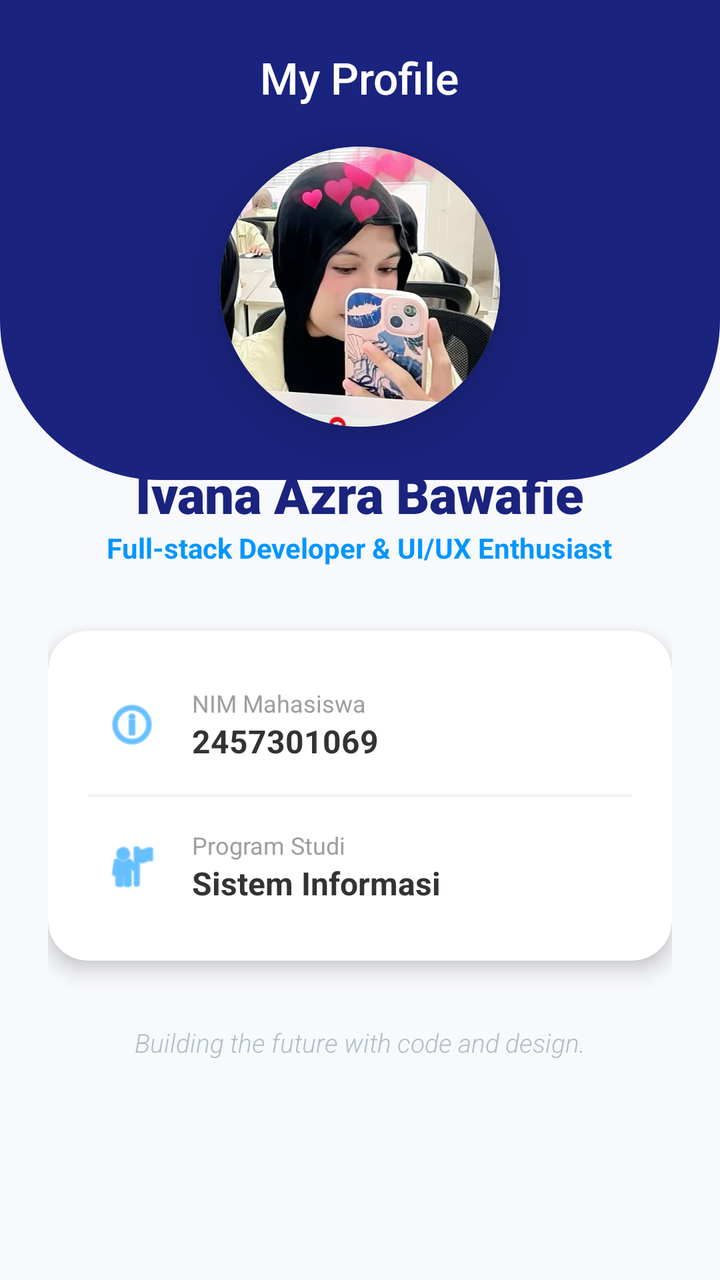
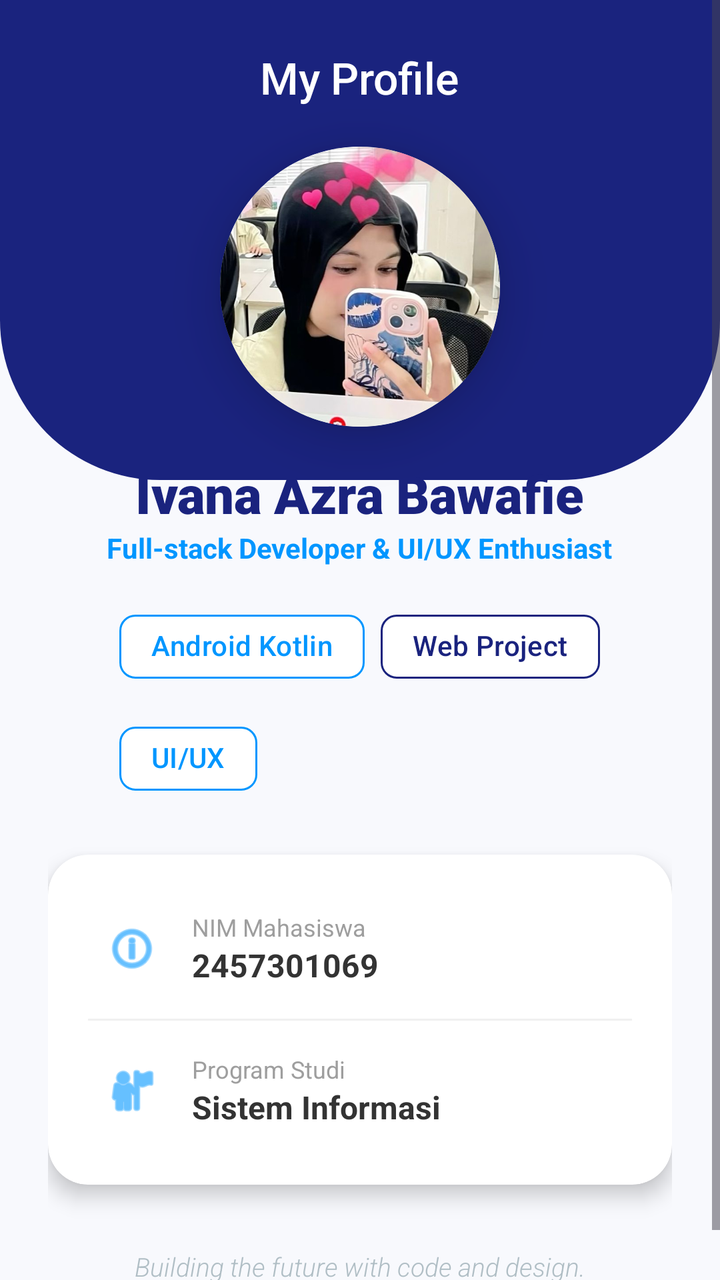

Two renders of the same Android screen: before a commit and after it. Below are the layout's source before the change and the commit's diff.
<!-- AndroidManifest.xml: application theme Theme.Azracore -->
<!-- res/layout/fragment_profile.xml -->
<?xml version="1.0" encoding="utf-8"?>
<ScrollView xmlns:android="http://schemas.android.com/apk/res/android"
    xmlns:app="http://schemas.android.com/apk/res-auto"
    android:layout_width="match_parent"
    android:layout_height="match_parent"
    android:background="#F8F9FD">

    <RelativeLayout
        android:layout_width="match_parent"
        android:layout_height="wrap_content">

        <View
            android:layout_width="match_parent"
            android:layout_height="240dp"
            android:background="@drawable/bg_header_curve" />

        <LinearLayout
            android:layout_width="match_parent"
            android:layout_height="wrap_content"
            android:gravity="center"
            android:orientation="vertical"
            android:padding="24dp">

            <TextView
                android:layout_width="wrap_content"
                android:layout_height="wrap_content"
                android:text="My Profile"
                android:textColor="#FFFFFF"
                android:textSize="22sp"
                android:fontFamily="sans-serif-medium"
                android:layout_marginBottom="20dp"/>

            <androidx.cardview.widget.CardView
                android:layout_width="140dp"
                android:layout_height="140dp"
                app:cardCornerRadius="70dp"
                app:cardElevation="15dp">
                <ImageView
                    android:id="@+id/imgProfile"
                    android:layout_width="match_parent"
                    android:layout_height="match_parent"
                    android:scaleType="centerCrop"
                    android:src="@drawable/ic_menu_gallery" />
            </androidx.cardview.widget.CardView>

            <TextView
                android:layout_width="wrap_content"
                android:layout_height="wrap_content"
                android:layout_marginTop="16dp"
                android:text="Ivana Azra Bawafie"
                android:textColor="#1A237E"
                android:textSize="26sp"
                android:fontFamily="sans-serif-black" />

            <TextView
                android:layout_width="wrap_content"
                android:layout_height="wrap_content"
                android:text="Full-stack Developer &amp; UI/UX Enthusiast"
                android:textColor="#0096FF"
                android:textStyle="bold"
                android:textSize="14sp" />

            <androidx.cardview.widget.CardView
                android:layout_width="match_parent"
                android:layout_height="wrap_content"
                android:layout_marginTop="32dp"
                app:cardCornerRadius="20dp"
                app:cardElevation="6dp">

                <LinearLayout
                    android:layout_width="match_parent"
                    android:layout_height="wrap_content"
                    android:orientation="vertical"
                    android:padding="20dp">

                    <LinearLayout
                        android:layout_width="match_parent"
                        android:layout_height="wrap_content"
                        android:gravity="center_vertical"
                        android:padding="8dp">
                        <ImageView
                            android:layout_width="28dp"
                            android:layout_height="28dp"
                            android:src="@android:drawable/ic_menu_info_details"
                            app:tint="#0096FF" />
                        <LinearLayout
                            android:layout_width="wrap_content"
                            android:layout_height="wrap_content"
                            android:orientation="vertical"
                            android:layout_marginStart="16dp">
                            <TextView
                                android:layout_width="wrap_content"
                                android:layout_height="wrap_content"
                                android:text="NIM Mahasiswa"
                                android:textSize="12sp"
                                android:textColor="#9E9E9E" />
                            <TextView
                                android:layout_width="wrap_content"
                                android:layout_height="wrap_content"
                                android:text="2457301069"
                                android:textColor="#333333"
                                android:textStyle="bold"
                                android:textSize="16sp" />
                        </LinearLayout>
                    </LinearLayout>

                    <View
                        android:layout_width="match_parent"
                        android:layout_height="1dp"
                        android:background="#F0F0F0"
                        android:layout_marginVertical="8dp" />

                    <LinearLayout
                        android:layout_width="match_parent"
                        android:layout_height="wrap_content"
                        android:gravity="center_vertical"
                        android:padding="8dp">
                        <ImageView
                            android:layout_width="28dp"
                            android:layout_height="28dp"
                            android:src="@android:drawable/ic_menu_myplaces"
                            app:tint="#0096FF" />
                        <LinearLayout
                            android:layout_width="wrap_content"
                            android:layout_height="wrap_content"
                            android:orientation="vertical"
                            android:layout_marginStart="16dp">
                            <TextView
                                android:layout_width="wrap_content"
                                android:layout_height="wrap_content"
                                android:text="Program Studi"
                                android:textSize="12sp"
                                android:textColor="#9E9E9E" />
                            <TextView
                                android:layout_width="wrap_content"
                                android:layout_height="wrap_content"
                                android:text="Sistem Informasi"
                                android:textColor="#333333"
                                android:textStyle="bold"
                                android:textSize="16sp" />
                        </LinearLayout>
                    </LinearLayout>

                </LinearLayout>
            </androidx.cardview.widget.CardView>

            <TextView
                android:layout_width="wrap_content"
                android:layout_height="wrap_content"
                android:layout_marginTop="32dp"
                android:text="Building the future with code and design."
                android:textColor="#B0BEC5"
                android:textSize="13sp"
                android:fontFamily="sans-serif-light"
                android:textStyle="italic" />

        </LinearLayout>
    </RelativeLayout>
</ScrollView>
<!-- resources referenced by this layout -->
<resources>
  <!-- drawable bg_header_curve (drawable) -->
  <?xml version="1.0" encoding="utf-8"?>
  <shape xmlns:android="http://schemas.android.com/apk/res/android">
      <solid android:color="#1A237E" />
  
      <corners
          android:bottomLeftRadius="80dp"
          android:bottomRightRadius="80dp" />
  </shape>
  <!-- drawable ic_menu_gallery: jpeg bitmap (drawable, 87543 bytes) -->
  <style name="Theme.Azracore" parent="Base.Theme.Azracore" />
  <style name="Base.Theme.Azracore" parent="Theme.Material3.DayNight.NoActionBar">
          
          
      </style>
</resources>

<!-- the commit's change to res/layout/fragment_profile.xml (unified diff, before → after) -->
@@ -58,12 +58,48 @@
                 android:text="Full-stack Developer &amp; UI/UX Enthusiast"
                 android:textColor="#0096FF"
                 android:textStyle="bold"
-                android:textSize="14sp" />
+                android:textSize="14sp"
+                android:layout_marginBottom="16dp"/>
+
+            <com.google.android.material.chip.ChipGroup
+                android:layout_width="wrap_content"
+                android:layout_height="wrap_content"
+                app:singleLine="false"
+                app:chipSpacingHorizontal="8dp"
+                android:gravity="center">
+
+                <com.google.android.material.chip.Chip
+                    android:layout_width="wrap_content"
+                    android:layout_height="wrap_content"
+                    android:text="Android Kotlin"
+                    app:chipBackgroundColor="@android:color/white"
+                    app:chipStrokeColor="#0096FF"
+                    app:chipStrokeWidth="1dp"
+                    android:textColor="#0096FF"/>
+
+                <com.google.android.material.chip.Chip
+                    android:layout_width="wrap_content"
+                    android:layout_height="wrap_content"
+                    android:text="Web Project"
+                    app:chipBackgroundColor="@android:color/white"
+                    app:chipStrokeColor="#1A237E"
+                    app:chipStrokeWidth="1dp"
+                    android:textColor="#1A237E"/>
+
+                <com.google.android.material.chip.Chip
+                    android:layout_width="wrap_content"
+                    android:layout_height="wrap_content"
+                    android:text="UI/UX"
+                    app:chipBackgroundColor="@android:color/white"
+                    app:chipStrokeColor="#0096FF"
+                    app:chipStrokeWidth="1dp"
+                    android:textColor="#0096FF"/>
+            </com.google.android.material.chip.ChipGroup>
 
             <androidx.cardview.widget.CardView
                 android:layout_width="match_parent"
                 android:layout_height="wrap_content"
-                android:layout_marginTop="32dp"
+                android:layout_marginTop="24dp"
                 app:cardCornerRadius="20dp"
                 app:cardElevation="6dp">
 
